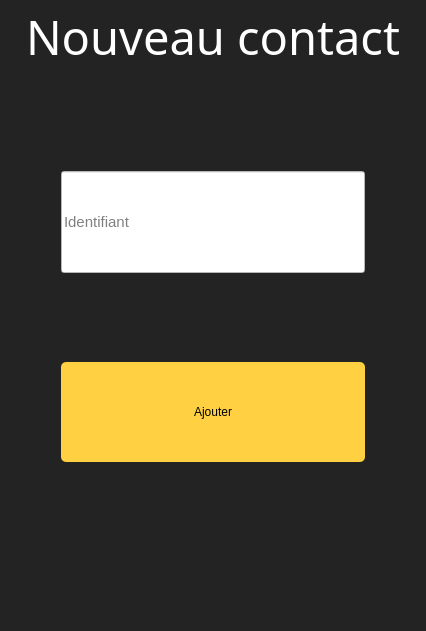
Old version of the form KeepItSecret/newcontactwindow.ui in the repository dbuhon/KeepItSecret.
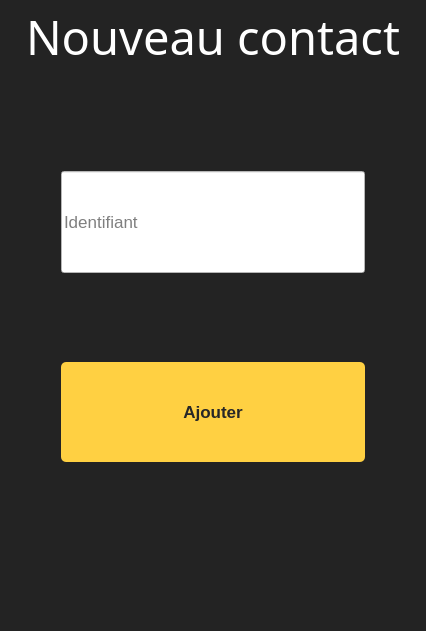
New version of the form.

Patch:
```diff
--- a/KeepItSecret/newcontactwindow.ui
+++ b/KeepItSecret/newcontactwindow.ui
@@ -102,7 +102,8 @@
           </property>
           <property name="font">
            <font>
-            <pointsize>11</pointsize>
+            <family>Arial</family>
+            <pointsize>13</pointsize>
            </font>
           </property>
           <property name="styleSheet">
@@ -151,6 +152,14 @@
             <height>0</height>
            </size>
           </property>
+          <property name="font">
+           <font>
+            <family>Arial</family>
+            <pointsize>13</pointsize>
+            <weight>75</weight>
+            <bold>true</bold>
+           </font>
+          </property>
           <property name="focusPolicy">
            <enum>Qt::StrongFocus</enum>
           </property>
@@ -165,7 +174,7 @@
 background-color: rgb(255, 208, 66);
 margin-top: 75%;
 height: 100%;
-color: black;
+color: rgb(39, 39, 39);
 margin-left:50px;
 margin-right:50px;
 margin-bottom:150%;</string>
```
